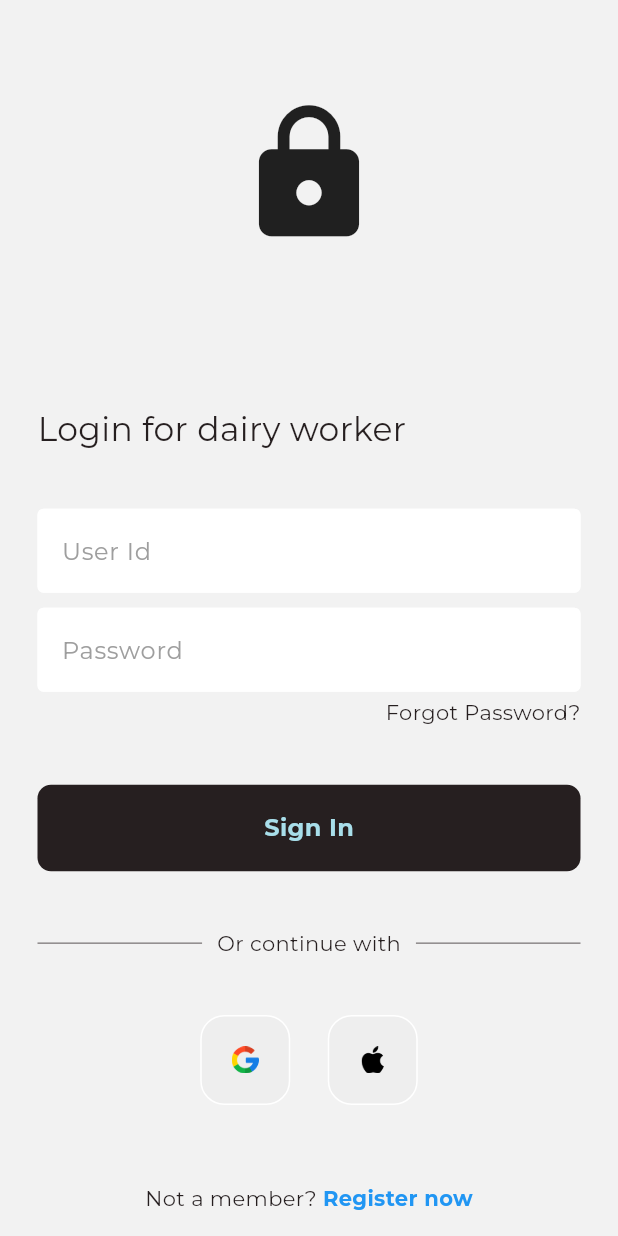
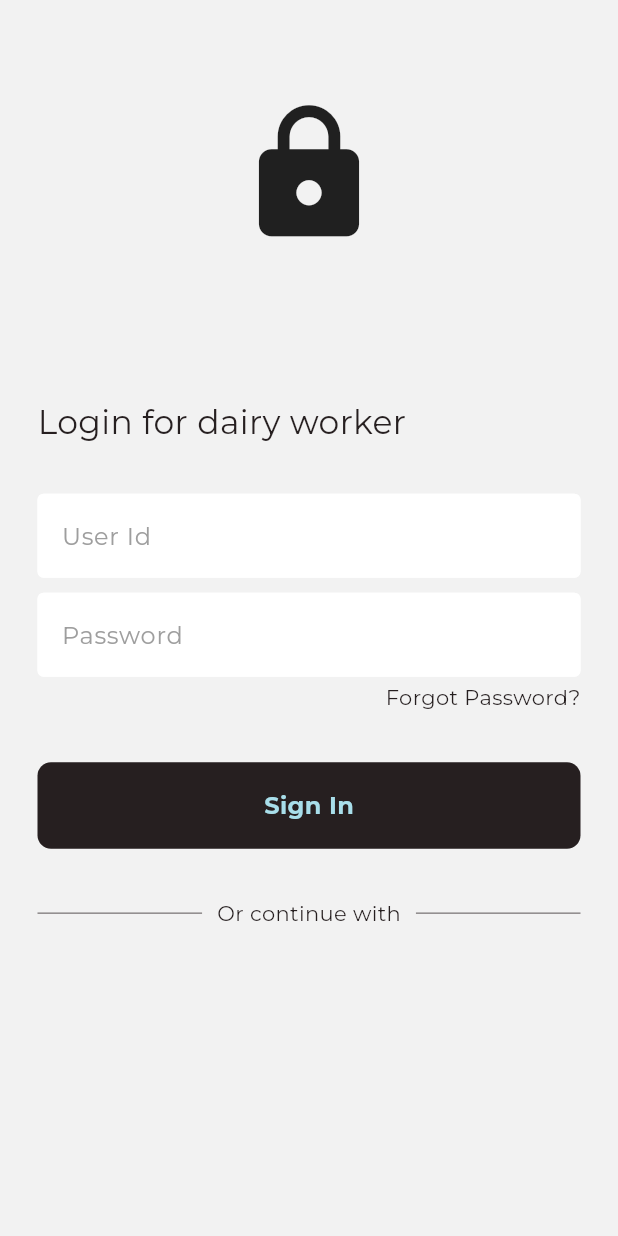
Before and after one commit to rao-suraj/DigiMilk, a Flutter app: the DairyLoginPage screen opened by its route, on a phone screen of 412 x 824 dp. Run offline on Flutter 3.47's test engine with Material 3 defaults, Android fonts, the phone set to English and light mode, and no system bars; our stand-ins replace auto_route, dio, either_dart, equatable, firebase_core, firebase_database and 7 more; accounts and stored records are empty.

Commit message:
removed_google_signin_icons

```diff
--- a/lib/presentation/screen/dairy_owner/dairy_login.dart
+++ b/lib/presentation/screen/dairy_owner/dairy_login.dart
@@ -6,7 +6,6 @@ import 'package:dhood_app/presentation/cubit/dairy_login_cubit/dairy_login_state
 import 'package:dhood_app/presentation/routes/app_route.dart';
 import 'package:dhood_app/presentation/screen/widget/custom_button.dart';
 import 'package:dhood_app/presentation/screen/widget/custom_textfield.dart';
-import 'package:dhood_app/presentation/screen/widget/square_title.dart';
 import 'package:flutter/material.dart';
 import 'package:flutter_bloc/flutter_bloc.dart';
 
@@ -102,7 +101,8 @@ class DairyLoginPage extends StatelessWidget implements AutoRouteWrapper {
                               await context
                                   .read<AuthCubit>()
                                   .loginDairyWorker(dairyInfo: state.dairyInfo);
-                              context.router.replaceAll([const DairyDashboardRoute()]);
+                              context.router
+                                  .replaceAll([const DairyDashboardRoute()]);
                             }
                           },
                           builder: (context, state) {
@@ -149,15 +149,18 @@ class DairyLoginPage extends StatelessWidget implements AutoRouteWrapper {
                           ],
                         ),
                         // google + apple sign in buttons
-                        const Row(
-                          mainAxisAlignment: MainAxisAlignment.center,
-                          children: [
-                            // google button
-                            SquareTile(imagePath: 'assets/icons/google.png'),
-                            SizedBox(width: 25),
-                            // apple button
-                            SquareTile(imagePath: 'assets/icons/apple.png')
-                          ],
+                        // const Row(
+                        //   mainAxisAlignment: MainAxisAlignment.center,
+                        //   children: [
+                        //     // google button
+                        //     SquareTile(imagePath: 'assets/icons/google.png'),
+                        //     SizedBox(width: 25),
+                        //     // apple button
+                        //     SquareTile(imagePath: 'assets/icons/apple.png')
+                        //   ],
+                        // ),
+                        const SizedBox(
+                          height: 90,
                         ),
                       ],
                     ),
@@ -168,23 +171,24 @@ class DairyLoginPage extends StatelessWidget implements AutoRouteWrapper {
           ),
           Expanded(
             flex: 6,
-            child: Row(
-              mainAxisAlignment: MainAxisAlignment.center,
-              children: [
-                Text(
-                  'Not a member?',
-                  style: TextStyle(color: appTheme.colorScheme.onSecondary),
-                ),
-                const SizedBox(width: 4),
-                const Text(
-                  'Register now',
-                  style: TextStyle(
-                    color: Colors.blue,
-                    fontWeight: FontWeight.bold,
-                  ),
-                ),
-              ],
-            ),
+            child:Container(),
+            // child: Row(
+            //   mainAxisAlignment: MainAxisAlignment.center,
+            //   children: [
+            //     Text(
+            //       'Not a member?',
+            //       style: TextStyle(color: appTheme.colorScheme.onSecondary),
+            //     ),
+            //     const SizedBox(width: 4),
+            //     const Text(
+            //       'Register now',
+            //       style: TextStyle(
+            //         color: Colors.blue,
+            //         fontWeight: FontWeight.bold,
+            //       ),
+            //     ),
+            //   ],
+            // ),
           )
         ],
       ),
--- a/lib/presentation/screen/dairy_owner/generate_bill_screen.dart
+++ b/lib/presentation/screen/dairy_owner/generate_bill_screen.dart
@@ -7,9 +7,7 @@ import 'package:dhood_app/presentation/cubit/generate_bill_cubit/generate_bill_s
 import 'package:dhood_app/presentation/routes/app_route.dart';
 import 'package:dhood_app/presentation/screen/widget/custom_textfield.dart';
 import 'package:flutter/material.dart';
-import 'package:flutter/widgets.dart';
 import 'package:flutter_bloc/flutter_bloc.dart';
-import 'package:google_fonts/google_fonts.dart';
 
 @RoutePage()
 class GenereateBillScreen extends StatefulWidget implements AutoRouteWrapper {
```
Also changed, not shown: lib/presentation/screen/farmer/farmer_login_screen.dart (+29 -28 lines).
